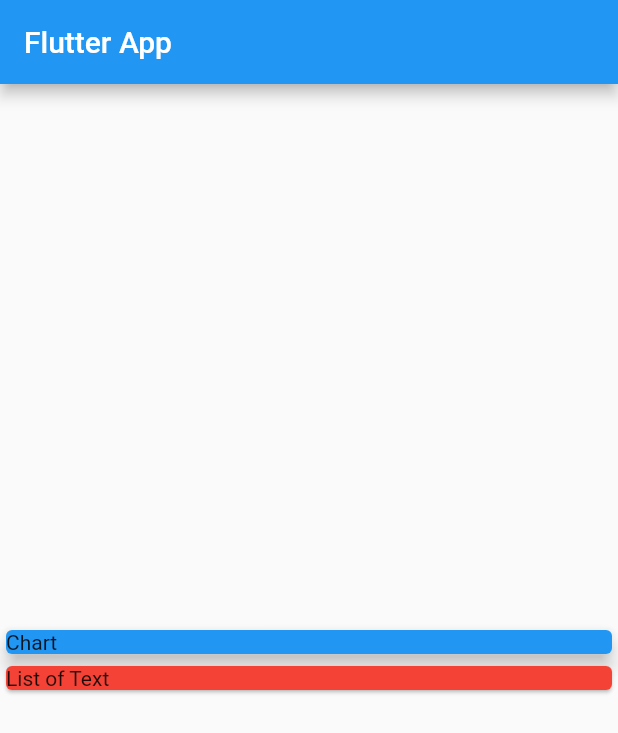
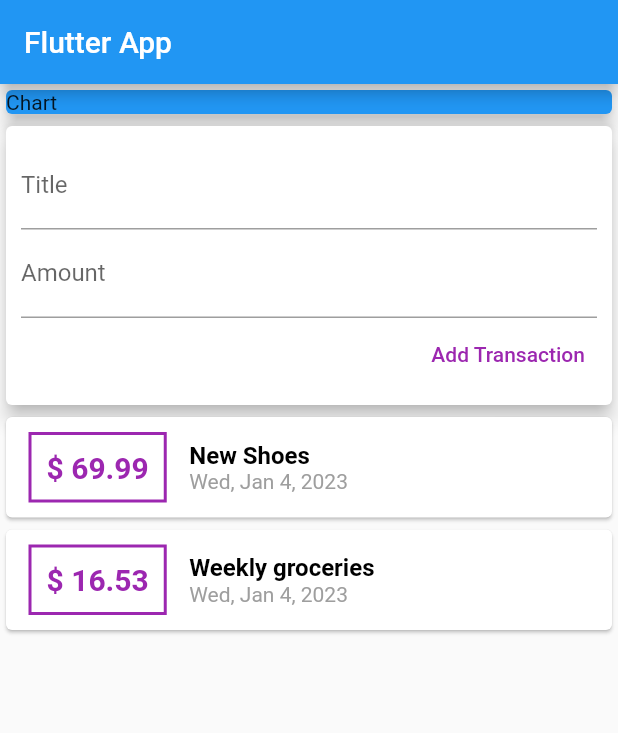
Before and after one commit to hichemBA67/expenses-app, a Flutter app: the screen it shows after launch, on a phone screen of 412 x 824 dp. Shown: the top 733 px of the screen. Run offline on Flutter 3.47's test engine with Material 2 defaults, Android fonts, the phone set to English and light mode, and no system bars.

Commit message:
Section 4: 91 completed

```diff
--- a/lib/main.dart
+++ b/lib/main.dart
@@ -1,4 +1,5 @@
 import 'package:flutter/material.dart';
+import './widgets/user_transactions.dart';
 
 void main() => runApp(MyApp());
 
@@ -13,14 +14,18 @@ class MyApp extends StatelessWidget {
 }
 
 class MyHomePage extends StatelessWidget {
+  // String titleInput;
+  // String amountInput;
+
   @override
   Widget build(BuildContext context) {
     return Scaffold(
       appBar: AppBar(
         title: Text('Flutter App'),
       ),
-      body: Column(
-          mainAxisAlignment: MainAxisAlignment.center,
+      body: SingleChildScrollView(
+        child: Column(
+            mainAxisAlignment: MainAxisAlignment.start,
             crossAxisAlignment: CrossAxisAlignment.stretch,
             children: <Widget>[
               Container(
@@ -33,11 +38,9 @@ class MyHomePage extends StatelessWidget {
                   elevation: 5,
                 ),
               ),
-            Card(
-              color: Colors.red,
-              child: Text('List of Text'),
+              UserTransactions(),
+            ]),
       ),
-          ]),
     );
   }
 }
--- /dev/null
+++ b/lib/models/transaction.dart
@@ -0,0 +1,15 @@
+import 'package:flutter/foundation.dart';
+
+class Transaction {
+  final String id;
+  final String title;
+  final double amount;
+  final DateTime date;
+
+  Transaction({
+    @required this.id,
+    @required this.title,
+    @required this.amount,
+    @required this.date,
+  });
+}
--- /dev/null
+++ b/lib/widgets/new_transaction.dart
@@ -0,0 +1,53 @@
+import 'package:flutter/material.dart';
+
+class NewTransaction extends StatelessWidget {
+  final Function addNewTransaction;
+
+  final titleController = TextEditingController();
+  final amountController = TextEditingController();
+
+  NewTransaction(this.addNewTransaction);
+
+  @override
+  Widget build(BuildContext context) {
+    return Card(
+      elevation: 5,
+      child: Container(
+        padding: EdgeInsets.all(10),
+        child: Column(crossAxisAlignment: CrossAxisAlignment.end, children: [
+          TextField(
+            controller: titleController,
+            // onChanged: (value) {
+            //   titleInput = value;
+            // },
+            decoration: InputDecoration(
+              labelText: 'Title',
+            ),
+          ),
+          TextField(
+            controller: amountController,
+            // onChanged: (value) {
+            // onChanged: (value) => amountInput = value,
+            decoration: InputDecoration(
+              labelText: 'Amount',
+            ),
+          ),
+          TextButton(
+            style: ButtonStyle(
+              foregroundColor: MaterialStateProperty.all<Color>(
+                Colors.purple,
+              ),
+            ),
+            child: Text('Add Transaction'),
+            onPressed: () {
+              addNewTransaction(
+                titleController.text,
+                double.parse(amountController.text),
+              );
+            },
+          )
+        ]),
+      ),
+    );
+  }
+}
--- /dev/null
+++ b/lib/widgets/transaction_list.dart
@@ -0,0 +1,63 @@
+import 'package:flutter/material.dart';
+import 'package:intl/intl.dart';
+
+import '../models/transaction.dart';
+
+class TransactionList extends StatelessWidget {
+  final List<Transaction> transactions;
+
+  TransactionList(this.transactions);
+
+  @override
+  Widget build(BuildContext context) {
+    return Container(
+      height: 300,
+      child: ListView.builder(
+        itemBuilder: (context, index) {
+          return Card(
+              child: Row(
+            children: <Widget>[
+              Container(
+                margin: EdgeInsets.symmetric(
+                  vertical: 10,
+                  horizontal: 15,
+                ),
+                decoration: BoxDecoration(
+                    border: Border.all(
+                  color: Colors.purple,
+                  width: 2,
+                )),
+                padding: EdgeInsets.all(10),
+                child: Text('\$ ${transactions[index].amount}',
+                    style: TextStyle(
+                        fontWeight: FontWeight.bold,
+                        fontSize: 20,
+                        color: Colors.purple)),
+              ),
+              Column(
+                mainAxisAlignment: MainAxisAlignment.spaceBetween,
+                crossAxisAlignment: CrossAxisAlignment.start,
+                children: <Widget>[
+                  Text(
+                    transactions[index].title,
+                    style: TextStyle(
+                      fontWeight: FontWeight.bold,
+                      fontSize: 16,
+                      color: Colors.black,
+                    ),
+                  ),
+                  Text(DateFormat.yMMMEd().format(transactions[index].date),
+                      style: TextStyle(
+                        color: Colors.grey,
+                        fontWeight: FontWeight.normal,
+                      )),
+                ],
+              )
+            ],
+          ));
+        },
+        itemCount: transactions.length,
+      ),
+    );
+  }
+}
--- /dev/null
+++ b/lib/widgets/user_transactions.dart
@@ -0,0 +1,50 @@
+import 'package:flutter/material.dart';
+
+import './new_transaction.dart';
+import './transaction_list.dart';
+import '../models/transaction.dart';
+
+class UserTransactions extends StatefulWidget {
+  @override
+  State<UserTransactions> createState() => _UserTransactionsState();
+}
+
+class _UserTransactionsState extends State<UserTransactions> {
+  final List<Transaction> _userTransactions = [
+    Transaction(
+      id: 't1',
+      title: 'New Shoes',
+      amount: 69.99,
+      date: DateTime.now(),
+    ),
+    Transaction(
+      id: 't2',
+      title: 'Weekly groceries',
+      amount: 16.53,
+      date: DateTime.now(),
+    )
+  ];
+
+  void _addNewTransaction(String txTitle, double txAmount) {
+    final newTx = Transaction(
+      id: DateTime.now().toString(),
+      title: txTitle,
+      amount: txAmount,
+      date: DateTime.now(),
+    );
+
+    setState(() {
+      _userTransactions.add(newTx);
+    });
+  }
+
+  @override
+  Widget build(BuildContext context) {
+    return Column(
+      children: [
+        NewTransaction(_addNewTransaction),
+        TransactionList(_userTransactions),
+      ],
+    );
+  }
+}
--- a/pubspec.yaml
+++ b/pubspec.yaml
@@ -28,6 +28,7 @@ dependencies:
   # The following adds the Cupertino Icons font to your application.
   # Use with the CupertinoIcons class for iOS style icons.
   cupertino_icons: ^1.0.2
+  intl: ^0.18.0
 
 dev_dependencies:
   flutter_test:
```
Also changed, not shown: pubspec.lock. Lines whose indentation alone changed are shown as unchanged.
